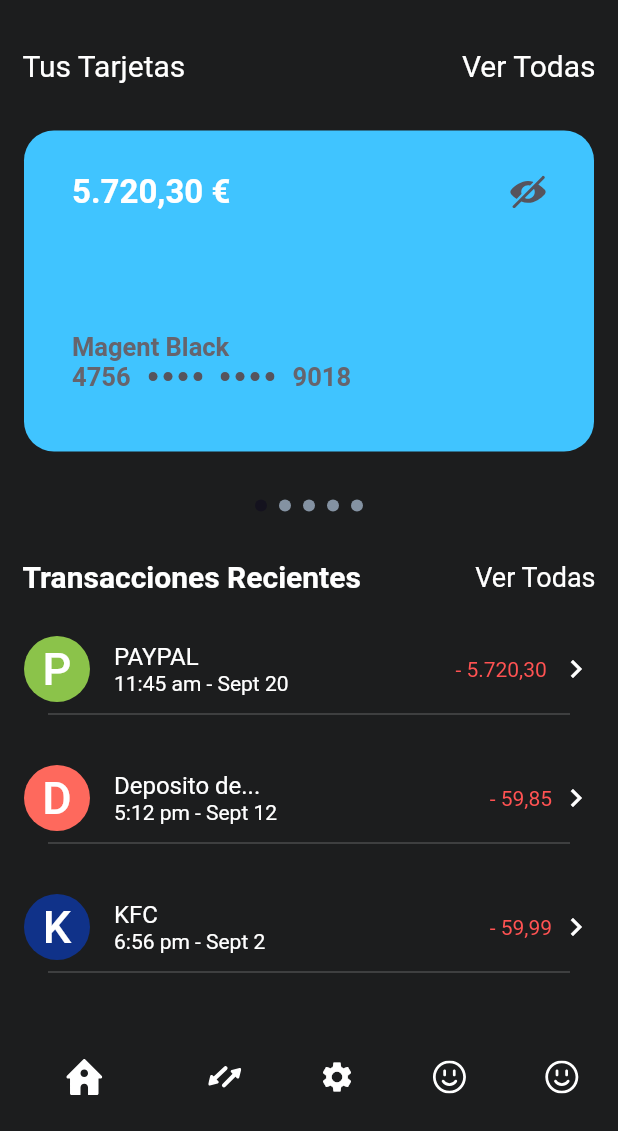
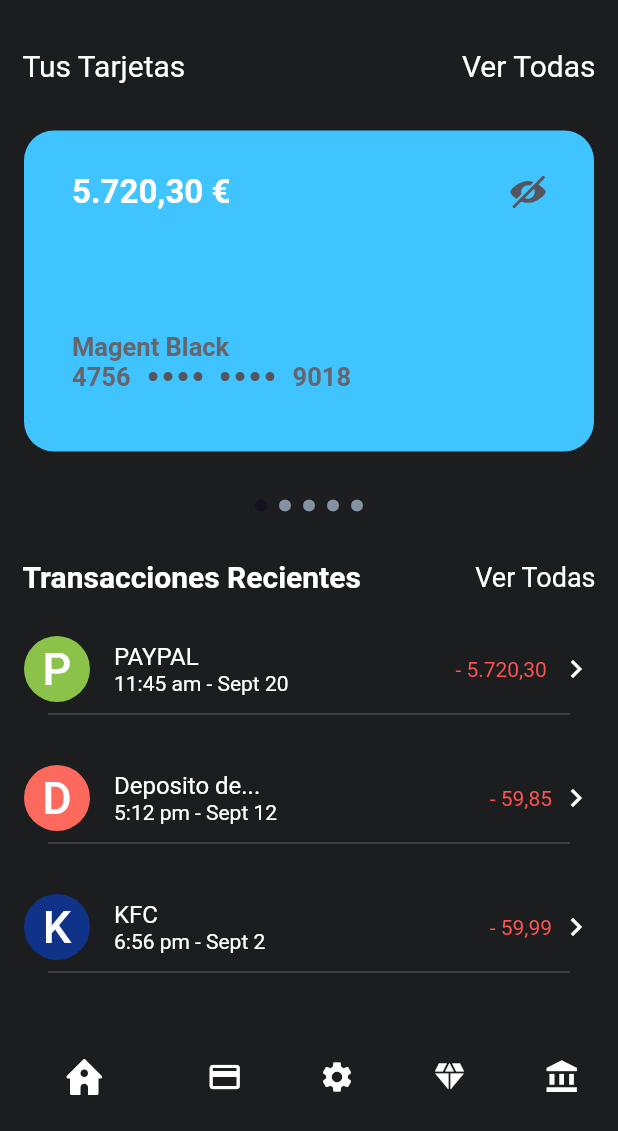
Before and after one commit to JocelynVelarde/Banorte, a Flutter app: the screen it shows after launch, on a phone screen of 412 x 824 dp, the part 105-1236 px from its top. Run offline on Flutter 3.47's test engine with Material 2 defaults, Android fonts, the phone set to English and light mode, and no system bars; our stand-ins replace flutter_svg.

Commit message:
icons with libraries added

```diff
--- a/lib/home_widget.dart
+++ b/lib/home_widget.dart
@@ -51,12 +51,11 @@ class _HomeWidgetState extends State<HomeWidget> {
             label: "",
           ),
           BottomNavigationBarItem(
-            icon: SvgPicture.asset(
-              'assets/transactions-icon.svg',
+              icon: Icon(
+                Icons.payment,
                 color: Colors.white,
               ),
-            label: "",
-          ),
+              label: ""),
           BottomNavigationBarItem(
               icon: Icon(
                 Icons.settings,
@@ -64,19 +63,17 @@ class _HomeWidgetState extends State<HomeWidget> {
               ),
               label: ""),
           BottomNavigationBarItem(
-            icon: SvgPicture.asset(
-              'assets/smiley-icon.svg',
+              icon: Icon(
+                Icons.diamond,
                 color: Colors.white,
               ),
-            label: "",
-          ),
+              label: ""),
           BottomNavigationBarItem(
-            icon: SvgPicture.asset(
-              'assets/smiley-icon.svg',
+              icon: Icon(
+                Icons.account_balance,
                 color: Colors.white,
               ),
-            label: "",
-          ),
+              label: ""),
         ],
       ),
     );
```
Lines whose indentation alone changed are shown as unchanged.
